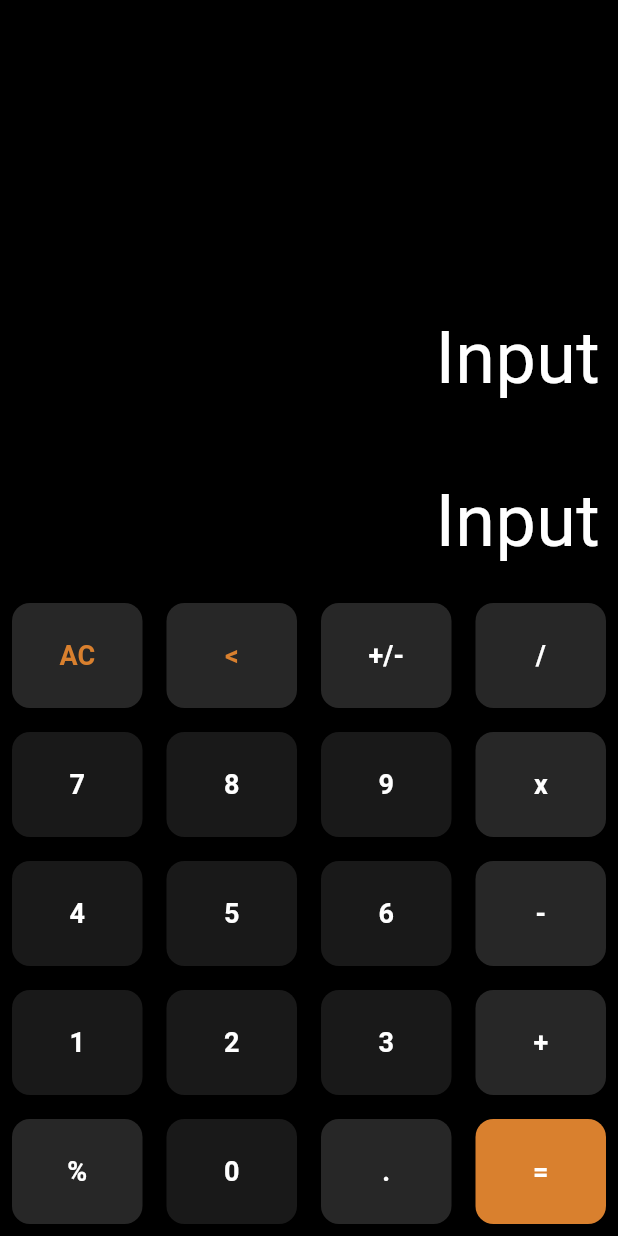
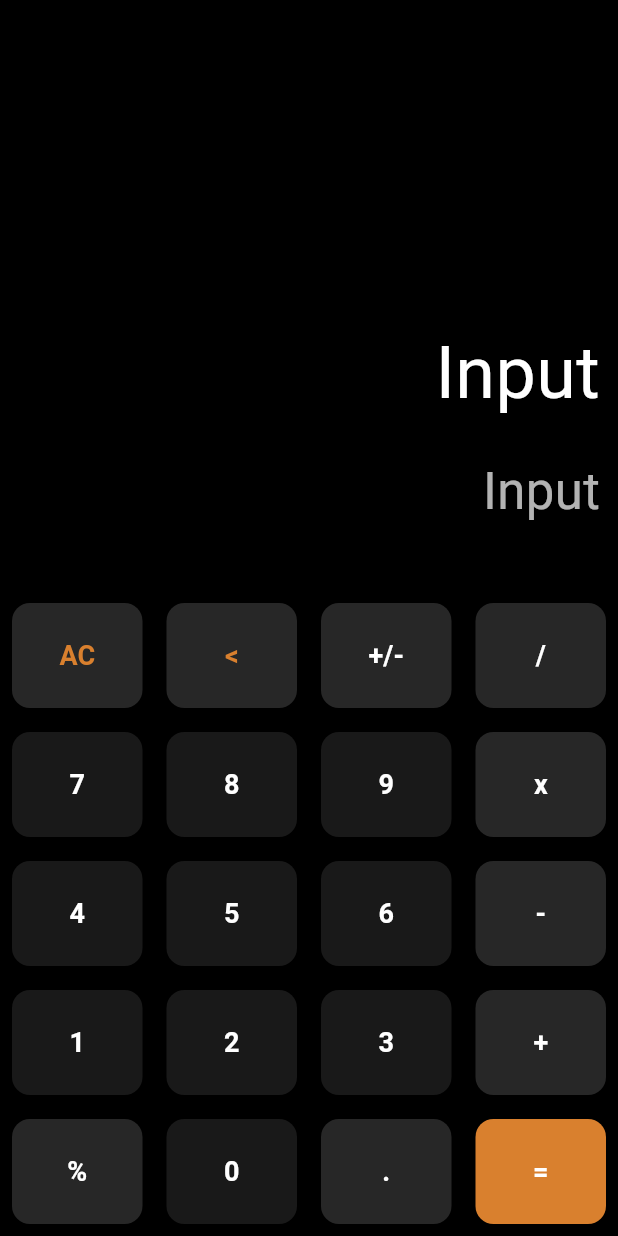
Before and after one commit to ArnabC27/calculator, a Flutter app: the screen it shows after launch, on a phone screen of 412 x 824 dp. Run offline on Flutter 3.47's test engine with Material 3 defaults, Android fonts, the phone set to English and light mode, and no system bars.

Commit message:
13.03.2024

```diff
--- a/lib/main.dart
+++ b/lib/main.dart
@@ -19,6 +19,11 @@ class CalculatorApp extends StatefulWidget {
 }
 
 class _CalculatorAppState extends State<CalculatorApp> {
+  double firstNum = 0.0;
+  double secondNum = 0.0;
+  var input = '';
+  var output = '';
+
   @override
   Widget build(BuildContext context) {
     const IconData backspace = IconData(0xe0c5, fontFamily: 'MaterialIcons', matchTextDirection: true);
@@ -42,14 +47,17 @@ class _CalculatorAppState extends State<CalculatorApp> {
                       ),
                     ),
                     SizedBox(
-                      height: 40,
+                      height: 20,
                     ),
                     Text(
                       'Input',
                       style: TextStyle(
-                        fontSize: 48,
-                        color: Colors.white,
+                        fontSize: 34,
+                        color: Colors.white.withOpacity(0.7),
                       ),
+                    ),
+                    SizedBox(
+                      height: 30,
                     ),
                   ],
                 ),
```
